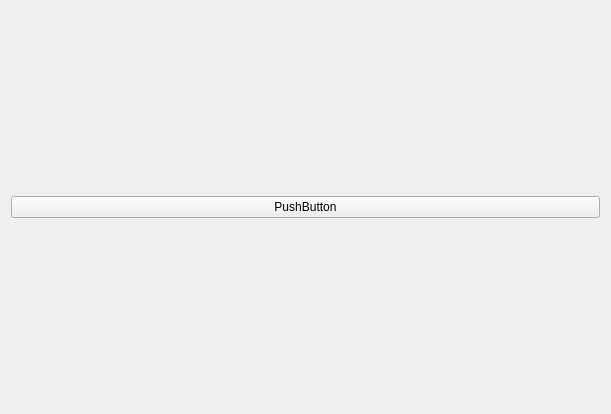
The window that test.ui (Tokyo-MQP-2024/IgniteCV) describes before a commit, drawn with Qt 5.
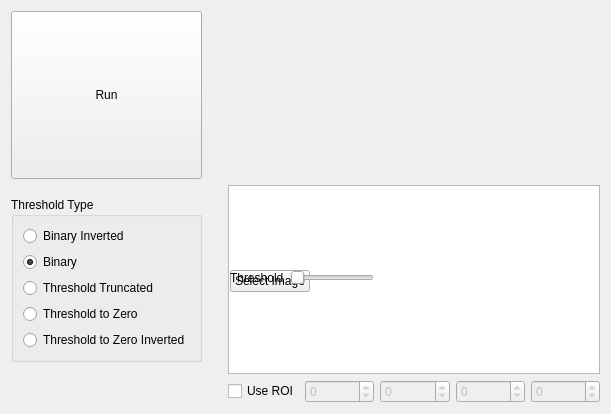
The same window after the commit.

Diff of the .ui file:
```diff
--- a/test.ui
+++ b/test.ui
@@ -14,14 +14,235 @@
    <string>Form</string>
   </property>
   <layout class="QGridLayout" name="gridLayout">
-   <item row="0" column="0">
-    <widget class="QPushButton" name="pushButton">
+   <item row="1" column="2">
+    <spacer name="verticalSpacer_4">
+     <property name="orientation">
+      <enum>Qt::Orientation::Vertical</enum>
+     </property>
+     <property name="sizeHint" stdset="0">
+      <size>
+       <width>20</width>
+       <height>171</height>
+      </size>
+     </property>
+    </spacer>
+   </item>
+   <item row="5" column="3">
+    <layout class="QHBoxLayout" name="horizontalLayout_roi">
+     <property name="sizeConstraint">
+      <enum>QLayout::SizeConstraint::SetFixedSize</enum>
+     </property>
+     <item>
+      <widget class="QCheckBox" name="checkBox">
+       <property name="text">
+        <string>Use ROI</string>
+       </property>
+      </widget>
+     </item>
+     <item>
+      <widget class="QSpinBox" name="spinBox">
+       <property name="enabled">
+        <bool>false</bool>
+       </property>
+       <property name="minimum">
+        <number>-99999</number>
+       </property>
+       <property name="maximum">
+        <number>99999</number>
+       </property>
+      </widget>
+     </item>
+     <item>
+      <widget class="QSpinBox" name="spinBox_2">
+       <property name="enabled">
+        <bool>false</bool>
+       </property>
+       <property name="minimum">
+        <number>-99999</number>
+       </property>
+       <property name="maximum">
+        <number>99999</number>
+       </property>
+      </widget>
+     </item>
+     <item>
+      <widget class="QSpinBox" name="spinBox_3">
+       <property name="enabled">
+        <bool>false</bool>
+       </property>
+       <property name="minimum">
+        <number>-99999</number>
+       </property>
+       <property name="maximum">
+        <number>99999</number>
+       </property>
+      </widget>
+     </item>
+     <item>
+      <widget class="QSpinBox" name="spinBox_4">
+       <property name="enabled">
+        <bool>false</bool>
+       </property>
+       <property name="sizePolicy">
+        <sizepolicy hsizetype="Minimum" vsizetype="Fixed">
+         <horstretch>0</horstretch>
+         <verstretch>0</verstretch>
+        </sizepolicy>
+       </property>
+       <property name="minimum">
+        <number>-99999</number>
+       </property>
+       <property name="maximum">
+        <number>99999</number>
+       </property>
+      </widget>
+     </item>
+    </layout>
+   </item>
+   <item row="3" column="3">
+    <widget class="QGraphicsView" name="graphicsView_2">
+     <property name="sizePolicy">
+      <sizepolicy hsizetype="Expanding" vsizetype="Expanding">
+       <horstretch>0</horstretch>
+       <verstretch>0</verstretch>
+      </sizepolicy>
+     </property>
+    </widget>
+   </item>
+   <item row="3" column="1">
+    <widget class="QGroupBox" name="threshType">
+     <property name="sizePolicy">
+      <sizepolicy hsizetype="Fixed" vsizetype="Fixed">
+       <horstretch>0</horstretch>
+       <verstretch>0</verstretch>
+      </sizepolicy>
+     </property>
+     <property name="maximumSize">
+      <size>
+       <width>339</width>
+       <height>16777215</height>
+      </size>
+     </property>
+     <property name="title">
+      <string>Threshold Type</string>
+     </property>
+     <layout class="QVBoxLayout" name="verticalLayout_2">
+      <property name="sizeConstraint">
+       <enum>QLayout::SizeConstraint::SetDefaultConstraint</enum>
+      </property>
+      <item>
+       <widget class="QRadioButton" name="radioButton_bininverted">
+        <property name="text">
+         <string>Binary Inverted</string>
+        </property>
+       </widget>
+      </item>
+      <item>
+       <widget class="QRadioButton" name="radioButton_binary">
+        <property name="text">
+         <string>Binary</string>
+        </property>
+        <property name="checked">
+         <bool>true</bool>
+        </property>
+       </widget>
+      </item>
+      <item>
+       <widget class="QRadioButton" name="radioButton_threshtrunc">
+        <property name="text">
+         <string>Threshold Truncated</string>
+        </property>
+       </widget>
+      </item>
+      <item>
+       <widget class="QRadioButton" name="radioButton_thresh0">
+        <property name="text">
+         <string>Threshold to Zero</string>
+        </property>
+       </widget>
+      </item>
+      <item>
+       <widget class="QRadioButton" name="radioButton_thresh0inv">
+        <property name="text">
+         <string>Threshold to Zero Inverted</string>
+        </property>
+       </widget>
+      </item>
+     </layout>
+    </widget>
+   </item>
+   <item row="1" column="1">
+    <widget class="QPushButton" name="pushButton_8">
+     <property name="sizePolicy">
+      <sizepolicy hsizetype="Minimum" vsizetype="Minimum">
+       <horstretch>0</horstretch>
+       <verstretch>0</verstretch>
+      </sizepolicy>
+     </property>
      <property name="text">
-      <string>PushButton</string>
+      <string>Run</string>
      </property>
     </widget>
    </item>
   </layout>
+  <widget class="QWidget" name="layoutWidget">
+   <property name="geometry">
+    <rect>
+     <x>230</x>
+     <y>270</y>
+     <width>92</width>
+     <height>24</height>
+    </rect>
+   </property>
+   <layout class="QHBoxLayout" name="horizontalLayout_6">
+    <property name="sizeConstraint">
+     <enum>QLayout::SizeConstraint::SetFixedSize</enum>
+    </property>
+    <item>
+     <widget class="QPushButton" name="pushButton_7">
+      <property name="text">
+       <string>Select Image</string>
+      </property>
+     </widget>
+    </item>
+    <item>
+     <widget class="QLabel" name="label_6">
+      <property name="text">
+       <string/>
+      </property>
+     </widget>
+    </item>
+   </layout>
+  </widget>
+  <widget class="QWidget" name="layoutWidget_3">
+   <property name="geometry">
+    <rect>
+     <x>230</x>
+     <y>270</y>
+     <width>139</width>
+     <height>17</height>
+    </rect>
+   </property>
+   <layout class="QHBoxLayout" name="horizontalLayout_7">
+    <property name="sizeConstraint">
+     <enum>QLayout::SizeConstraint::SetFixedSize</enum>
+    </property>
+    <item>
+     <widget class="QLabel" name="label_7">
+      <property name="text">
+       <string>Threshold</string>
+      </property>
+     </widget>
+    </item>
+    <item>
+     <widget class="QSlider" name="horizontalSlider">
+      <property name="orientation">
+       <enum>Qt::Orientation::Horizontal</enum>
+      </property>
+     </widget>
+    </item>
+   </layout>
+  </widget>
  </widget>
  <resources/>
  <connections/>
```
